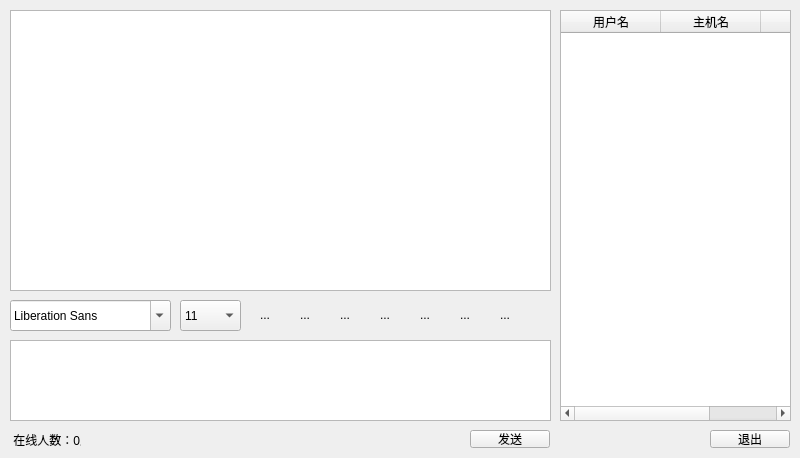
First picture: the form in Qt-LAN-Chat/widget.ui, repository Shiokiri/Qt-LAN-Chat, before the edit.
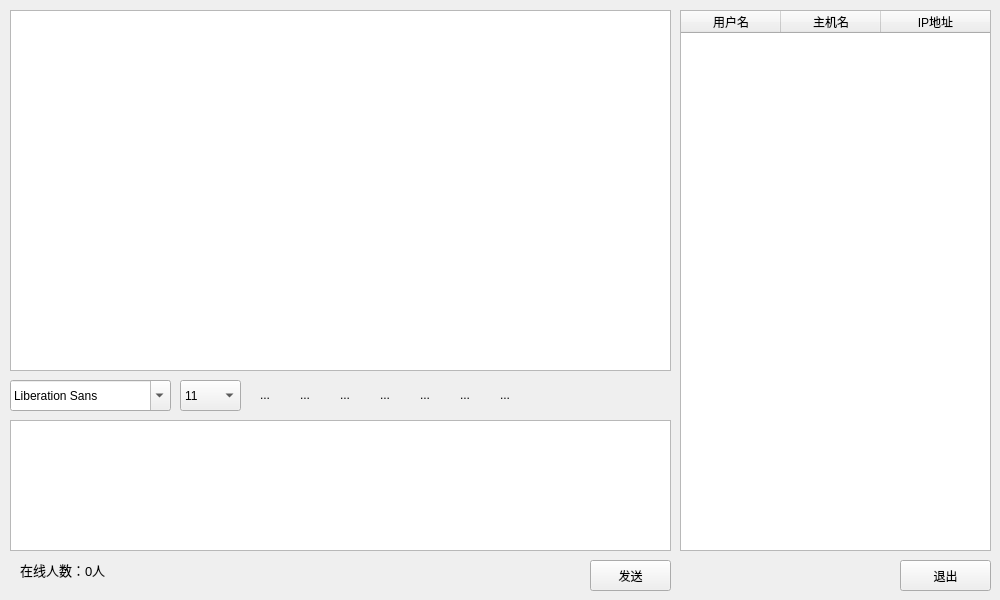
Second picture: the form after the edit. Icons and pictures are not drawn.

What changed in the file:
```diff
--- a/Qt-LAN-Chat/widget.ui
+++ b/Qt-LAN-Chat/widget.ui
@@ -6,8 +6,8 @@
    <rect>
     <x>0</x>
     <y>0</y>
-    <width>800</width>
-    <height>458</height>
+    <width>1000</width>
+    <height>600</height>
    </rect>
   </property>
   <property name="windowTitle">
@@ -18,8 +18,8 @@
     <rect>
      <x>10</x>
      <y>10</y>
-     <width>541</width>
-     <height>281</height>
+     <width>661</width>
+     <height>361</height>
     </rect>
    </property>
   </widget>
@@ -27,7 +27,7 @@
    <property name="geometry">
     <rect>
      <x>10</x>
-     <y>300</y>
+     <y>380</y>
      <width>161</width>
      <height>31</height>
     </rect>
@@ -37,7 +37,7 @@
    <property name="geometry">
     <rect>
      <x>180</x>
-     <y>300</y>
+     <y>380</y>
      <width>61</width>
      <height>31</height>
     </rect>
@@ -140,7 +140,7 @@
    <property name="geometry">
     <rect>
      <x>250</x>
-     <y>300</y>
+     <y>380</y>
      <width>30</width>
      <height>30</height>
     </rect>
@@ -172,7 +172,7 @@
    <property name="geometry">
     <rect>
      <x>290</x>
-     <y>300</y>
+     <y>380</y>
      <width>30</width>
      <height>30</height>
     </rect>
@@ -204,7 +204,7 @@
    <property name="geometry">
     <rect>
      <x>330</x>
-     <y>300</y>
+     <y>380</y>
      <width>30</width>
      <height>30</height>
     </rect>
@@ -236,7 +236,7 @@
    <property name="geometry">
     <rect>
      <x>370</x>
-     <y>300</y>
+     <y>380</y>
      <width>30</width>
      <height>30</height>
     </rect>
@@ -265,7 +265,7 @@
    <property name="geometry">
     <rect>
      <x>410</x>
-     <y>300</y>
+     <y>380</y>
      <width>30</width>
      <height>30</height>
     </rect>
@@ -294,7 +294,7 @@
    <property name="geometry">
     <rect>
      <x>450</x>
-     <y>300</y>
+     <y>380</y>
      <width>30</width>
      <height>30</height>
     </rect>
@@ -323,7 +323,7 @@
    <property name="geometry">
     <rect>
      <x>490</x>
-     <y>300</y>
+     <y>380</y>
      <width>30</width>
      <height>30</height>
     </rect>
@@ -352,19 +352,19 @@
    <property name="geometry">
     <rect>
      <x>10</x>
-     <y>340</y>
-     <width>541</width>
-     <height>81</height>
+     <y>420</y>
+     <width>661</width>
+     <height>131</height>
     </rect>
    </property>
   </widget>
   <widget class="QTableWidget" name="userTableWidget">
    <property name="geometry">
     <rect>
-     <x>560</x>
+     <x>680</x>
      <y>10</y>
-     <width>231</width>
-     <height>411</height>
+     <width>311</width>
+     <height>541</height>
     </rect>
    </property>
    <property name="selectionMode">
@@ -376,6 +376,9 @@
    <property name="showGrid">
     <bool>false</bool>
    </property>
+   <attribute name="horizontalHeaderStretchLastSection">
+    <bool>true</bool>
+   </attribute>
    <column>
     <property name="text">
      <string>用户名</string>
@@ -395,10 +398,10 @@
   <widget class="QPushButton" name="sendButton">
    <property name="geometry">
     <rect>
-     <x>470</x>
-     <y>430</y>
-     <width>80</width>
-     <height>18</height>
+     <x>590</x>
+     <y>560</y>
+     <width>81</width>
+     <height>31</height>
     </rect>
    </property>
    <property name="text">
@@ -408,23 +411,23 @@
   <widget class="QLabel" name="userNumLabel">
    <property name="geometry">
     <rect>
-     <x>10</x>
-     <y>430</y>
-     <width>71</width>
-     <height>20</height>
+     <x>20</x>
+     <y>560</y>
+     <width>111</width>
+     <height>21</height>
     </rect>
    </property>
    <property name="text">
-    <string> 在线人数：0人</string>
+    <string>&lt;html&gt;&lt;head/&gt;&lt;body&gt;&lt;p&gt;&lt;span style=&quot; font-size:10pt;&quot;&gt;在线人数：0人&lt;/span&gt;&lt;/p&gt;&lt;/body&gt;&lt;/html&gt;</string>
    </property>
   </widget>
   <widget class="QPushButton" name="exitButton">
    <property name="geometry">
     <rect>
-     <x>710</x>
-     <y>430</y>
-     <width>80</width>
-     <height>18</height>
+     <x>900</x>
+     <y>560</y>
+     <width>91</width>
+     <height>31</height>
     </rect>
    </property>
    <property name="text">
```
Left out of the diff: 32 changed lines with no effect on the pictures.
